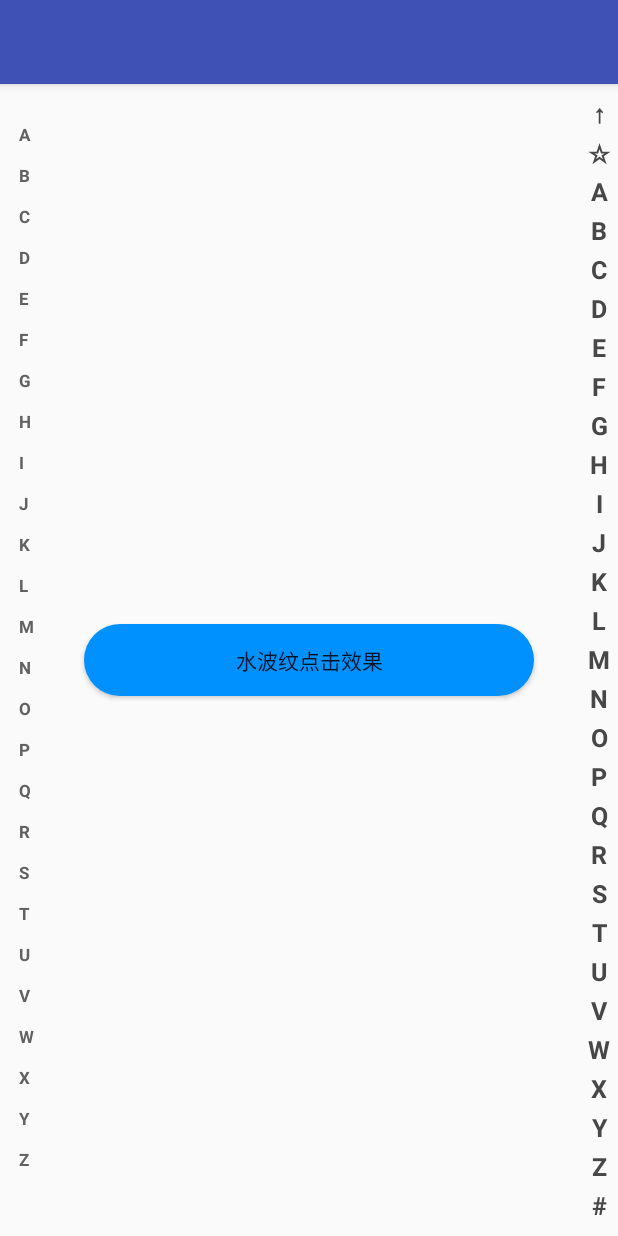
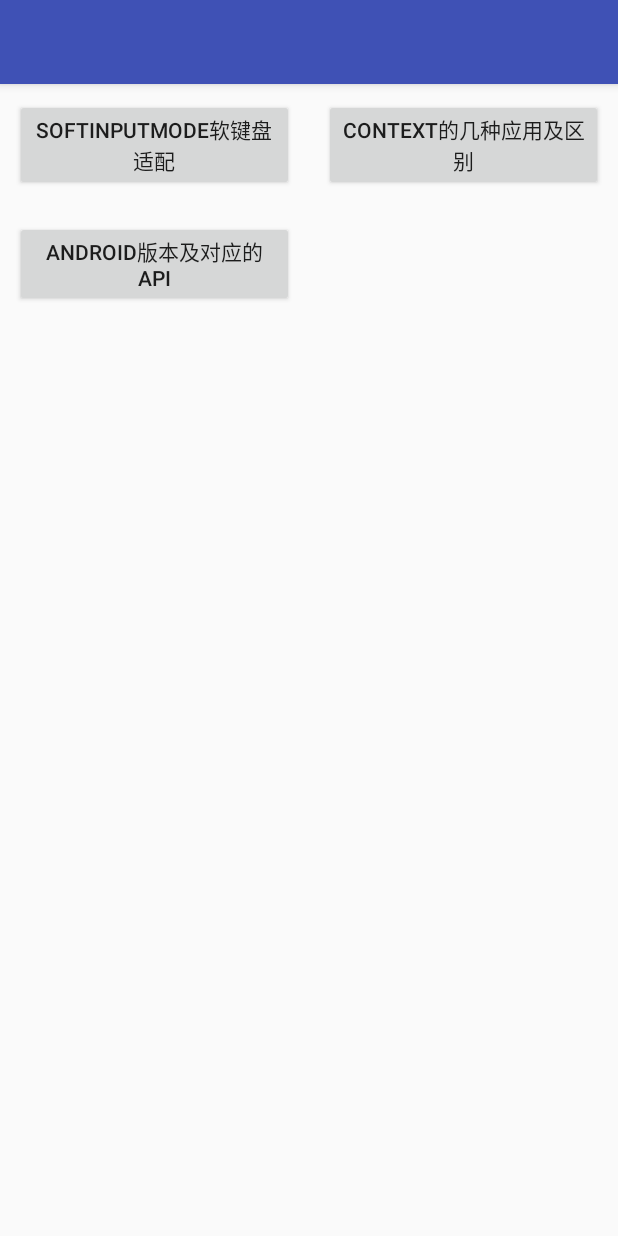
Before and after one commit to dxxs19/WanAndroidKotlin, an Android app: the screen it shows after launch (MainActivity), on a phone screen of 412 x 824 dp. Run offline under Robolectric (Android 15) with nearby library versions, the phone set to English and light mode, and no system bars; our stand-ins replace RxJava; 1 statement that could not run was skipped.

Commit message:
recyclerview

```diff
--- a/app/build.gradle
+++ b/app/build.gradle
@@ -27,7 +27,7 @@ android {
 }
 
 dependencies {
-    implementation fileTree(dir: 'libs', include: ['*.jar'])
+    implementation fileTree(include: ['*.jar'], dir: 'libs')
     implementation 'com.android.support:appcompat-v7:28.0.0-rc02'
     implementation 'com.android.support.constraint:constraint-layout:1.1.3'
     testImplementation 'junit:junit:4.12'
@@ -44,7 +44,8 @@ dependencies {
     api "com.squareup.retrofit2:retrofit:$retrofitVersion"
     api "com.squareup.retrofit2:converter-gson:$retrofitVersion"
     implementation "com.squareup.retrofit2:adapter-rxjava2:$retrofitVersion"
-    implementation "com.squareup.okhttp3:logging-interceptor:3.6.0"
+    implementation 'com.squareup.okhttp3:logging-interceptor:3.6.0'
+    implementation 'com.android.support:recyclerview-v7:28.0.0-rc02'
 }
 repositories {
     mavenCentral()
--- a/app/src/main/java/com/wei/wanandroidkotlin/activity/MainActivity.kt
+++ b/app/src/main/java/com/wei/wanandroidkotlin/activity/MainActivity.kt
@@ -1,49 +1,51 @@
 package com.wei.wanandroidkotlin.activity
 
-import android.app.Activity
-import android.content.Intent
-import android.net.Uri
 import android.os.Bundle
 import android.support.v7.app.AppCompatActivity
-import android.support.v7.widget.AppCompatSeekBar
+import android.support.v7.widget.DefaultItemAnimator
+import android.support.v7.widget.GridLayoutManager
+import android.support.v7.widget.RecyclerView
 import android.util.Log
-import android.widget.Button
-import android.widget.TextView
-import android.widget.Toast
 import com.wei.wanandroidkotlin.R
-import com.wei.wanandroidkotlin.UriUtil
+import com.wei.wanandroidkotlin.common.QuickAdapter
+import com.wei.wanandroidkotlin.model.ButtonBean
 import com.wei.wanandroidkotlin.net.GetRequestApi
 import com.wei.wanandroidkotlin.net.response.Translation1
 import com.wei.wanandroidkotlin.net.response.Translation2
 import com.wei.wanandroidkotlin.net.retrofit.RetrofitHelper
 import com.wei.wanandroidkotlin.rx.RxBus
 import com.wei.wanandroidkotlin.rx.RxOperators
-import com.wei.wanandroidkotlin.widgets.SideBar
 import io.reactivex.Observable
 import io.reactivex.android.schedulers.AndroidSchedulers
 import io.reactivex.schedulers.Schedulers
+import java.util.ArrayList
 
 
-class MainActivity : AppCompatActivity(), SideBar.OnChooseLetterChangedListener, com.wei.wanandroidkotlin.widget.SideBar.OnTouchLetterListener {
+class MainActivity : AppCompatActivity() {
+    companion object {
+        private const val TAG = "MainActivity"
+    }
 
-    private val TAG = "MainActivity"
-    private var contentTv: TextView? = null
-    private var seekBar: AppCompatSeekBar? = null
-    private var etPhone: TextView? = null
-    private var etPass: TextView? = null
-    private var btnLogin: Button? = null
+    private lateinit var recyclerView: RecyclerView
+    private lateinit var buttons: java.util.ArrayList<ButtonBean>
     private val num: Int
         get() = 10
-    private lateinit var sideBar: SideBar
-    private lateinit var kotlinSideBar: com.wei.wanandroidkotlin.widget.SideBar
 
     override fun onCreate(savedInstanceState: Bundle?) {
         super.onCreate(savedInstanceState)
         setContentView(R.layout.activity_main)
         Log.e(TAG, num.toString())
+        initButtons()
         initView()
         textRxBus()
         window.decorView.postDelayed({ test() }, 100L)
+    }
+
+    private fun initButtons() {
+        buttons = ArrayList()
+        buttons.add(ButtonBean(1, "SoftInputMode软键盘适配"))
+        buttons.add(ButtonBean(1, "Context的几种应用及区别"))
+        buttons.add(ButtonBean(1, "Android版本及对应的Api"))
     }
 
     private fun test() {
@@ -105,56 +107,25 @@ class MainActivity : AppCompatActivity(), SideBar.OnChooseLetterChangedListener,
     }
 
     private fun initView() {
-        contentTv = findViewById(R.id.tv_content)
-        contentTv?.setOnClickListener {
-            val intent = Intent(Intent.ACTION_GET_CONTENT)
-            //设置类型，我这里是任意类型，任意后缀的可以这样写。
-            intent.type = "*/*"
-            intent.addCategory(Intent.CATEGORY_OPENABLE)
-            startActivityForResult(intent, 1)
-        }
-//        seekBar = findViewById(R.id.seekBar)
-//        if (Build.VERSION.SDK_INT >= Build.VERSION_CODES.JELLY_BEAN) {
-//            seekBar?.thumb?.setColorFilter(Color.parseColor("#ec6a88"), PorterDuff.Mode.SRC_ATOP)
-//        }
-//        startActivity(Intent(this, UpdateActivity :: class.java))
-        sideBar = findViewById(R.id.sideBar)
-        sideBar.setOnTouchingLetterChangedListener(this)
-
-        kotlinSideBar = findViewById(R.id.kotlin_sideBar)
-//        kotlinSideBar.setSingleHeight(UIUtil.dpToPx(11))
-        kotlinSideBar.setOnTouchLetterChangeListener(this)
+        recyclerView = findViewById(R.id.recyclerView)
+        val gridLayoutManager = GridLayoutManager(this, 2)
+        recyclerView.layoutManager = gridLayoutManager
+        recyclerView.adapter = adapter
+//        recyclerView.addItemDecoration()
+        recyclerView.itemAnimator = DefaultItemAnimator()
     }
 
-    override fun onChooseLetter(s: String?) {
-        Log.e(TAG, s)
-    }
+    private val adapter by lazy {
+        object : QuickAdapter<ButtonBean>(buttons) {
 
-    override fun onNoChooseLetter() {
+            override fun getLayoutId(viewType: Int): Int {
+                return R.layout.item_button
+            }
 
-    }
+            override fun convert(holder: VH, data: ButtonBean, position: Int) {
+                holder.setButtonTxt(R.id.btn, data.text)
+            }
 
-    override fun onTouchLetterChanged(index: Int, s: String, isFocus: Boolean) {
-        val str = index.toString() + ", " + s + ", " + isFocus
-        Log.e(TAG, str)
-    }
-
-    override fun onActivityResult(requestCode: Int, resultCode: Int, data: Intent?) {
-        super.onActivityResult(requestCode, resultCode, data)
-        if (resultCode == Activity.RESULT_OK) {
-            if (requestCode == 1) {
-                val uri = data?.data
-                val size = contentResolver.openInputStream(uri as Uri)?.available()
-                if (size != null) {
-                    if (size > (30 * 1000 * 1000)) {
-                        Toast.makeText(this, "无法发送大于30MB的文件", Toast.LENGTH_SHORT).show()
-                        return
-                    }
-                    val path = UriUtil.getPath(this, uri)
-                    Log.e(TAG, "uri : $uri" + ", path : $path" + ", 文件名 : " + path?.substring(path.lastIndexOf("/") + 1) + ", size = $size")
-                    Log.e(TAG, "realpath : " + UriUtil.getPath(this, uri))
-                }
-            }
         }
     }
 
--- /dev/null
+++ b/app/src/main/kotlin/com.wei.wanandroidkotlin/common/QuickAdapter.kt
@@ -0,0 +1,68 @@
+package com.wei.wanandroidkotlin.common
+
+import android.support.v7.widget.RecyclerView
+import android.util.SparseArray
+import android.view.LayoutInflater
+import android.view.View
+import android.view.ViewGroup
+import android.widget.Button
+import android.widget.TextView
+
+/**
+ * @author XiangWei
+ * @since 2018/10/8
+ */
+abstract class QuickAdapter<T> constructor(private val datas: List<T>) : RecyclerView.Adapter<QuickAdapter.VH>() {
+
+    abstract fun getLayoutId(viewType: Int): Int
+
+    override fun onCreateViewHolder(parent: ViewGroup, viewType: Int): VH {
+        return VH.get(parent, getLayoutId(viewType))
+    }
+
+    override fun onBindViewHolder(holder: VH, position: Int) {
+        convert(holder, datas[position], position)
+    }
+
+    override fun getItemCount(): Int {
+        return datas.size
+    }
+
+    abstract fun convert(holder: VH, data: T, position: Int)
+
+
+    class VH constructor(private val contentView: View) : RecyclerView.ViewHolder(contentView) {
+        private val views: SparseArray<View> = SparseArray()
+
+        companion object {
+            fun get(parent: ViewGroup, layoutId: Int): VH {
+                val convertView = LayoutInflater.from(parent.context).inflate(layoutId, parent, false)
+                return VH(convertView)
+            }
+        }
+
+        private fun <T : View> getView(id: Int): T {
+            var v = views.get(id)
+            if (v == null) {
+                v = contentView.findViewById(id)
+                views.put(id, v)
+            }
+            return v as T
+        }
+
+        fun setText(id: Int, value: String) {
+            val view = getView<View>(id)
+            if (view is TextView) {
+                view.text = value
+            }
+        }
+
+        fun setButtonTxt(id: Int, value: String) {
+            val view = getView<View>(id)
+            if (view is Button) {
+                view.text = value
+            }
+        }
+    }
+
+}
--- /dev/null
+++ b/app/src/main/kotlin/com.wei.wanandroidkotlin/common/Test.kt
@@ -0,0 +1,44 @@
+package com.wei.wanandroidkotlin.common
+
+import android.support.v7.widget.RecyclerView
+import android.util.SparseArray
+import android.view.LayoutInflater
+import android.view.View
+import android.view.ViewGroup
+import android.widget.TextView
+
+/**
+ * @author XiangWei
+ * @since 2018/10/8
+ */
+internal class Test {
+    internal class VH private constructor(private val mConvertView: View) : RecyclerView.ViewHolder(mConvertView) {
+        private val mViews: SparseArray<View>
+
+        init {
+            mViews = SparseArray()
+        }
+
+        fun <T : View> getView(id: Int): T {
+            var v = mViews.get(id)
+            if (v == null) {
+                v = mConvertView.findViewById<View>(id)
+                mViews.put(id, v)
+            }
+            return v as T
+        }
+
+        fun setText(id: Int, value: String) {
+            val view = getView<TextView>(id)
+            view.setText(value)
+        }
+
+        companion object {
+
+            operator fun get(parent: ViewGroup, layoutId: Int): VH {
+                val convertView = LayoutInflater.from(parent.context).inflate(layoutId, parent, false)
+                return VH(convertView)
+            }
+        }
+    }
+}
--- /dev/null
+++ b/app/src/main/kotlin/com.wei.wanandroidkotlin/model/ButtonBean.kt
@@ -0,0 +1,8 @@
+package com.wei.wanandroidkotlin.model
+
+
+/**
+ * @author XiangWei
+ * @since 2018/10/8
+ */
+data class ButtonBean(val type: Int, val text: String)
--- a/app/src/main/res/layout/activity_main.xml
+++ b/app/src/main/res/layout/activity_main.xml
@@ -1,112 +1,13 @@
 <?xml version="1.0" encoding="utf-8"?>
-<android.support.constraint.ConstraintLayout xmlns:android="http://schemas.android.com/apk/res/android"
-    xmlns:app="http://schemas.android.com/apk/res-auto"
-    xmlns:tools="http://schemas.android.com/tools"
+<LinearLayout
+    xmlns:android="http://schemas.android.com/apk/res/android"
     android:layout_width="match_parent"
-    android:layout_height="match_parent"
-    tools:context=".activity.MainActivity">
-
-    <LinearLayout
-        android:layout_width="match_parent"
-        android:layout_height="wrap_content"
-        android:orientation="vertical"
-        android:visibility="gone"
-        app:layout_constraintBottom_toBottomOf="parent"
-        app:layout_constraintLeft_toLeftOf="parent"
-        app:layout_constraintRight_toRightOf="parent"
-        app:layout_constraintTop_toTopOf="parent">
-
-        <EditText
-            android:id="@+id/et_phone"
-            android:layout_width="300dp"
-            android:layout_height="wrap_content"
-            android:hint="请输入手机号"
-            android:inputType="number"
-            android:padding="10dp" />
-
-        <EditText
-            android:id="@+id/et_pass"
-            android:layout_width="300dp"
-            android:layout_height="wrap_content"
-            android:hint="请输入密码"
-            android:inputType="numberPassword"
-            android:padding="10dp" />
-
-        <Button
-            android:id="@+id/btn_login"
-            android:layout_width="100dp"
-            android:layout_height="wrap_content"
-            android:enabled="false"
-            android:padding="10dp"
-            android:text="登录" />
-    </LinearLayout>
-
-    <TextView
-        android:id="@+id/tv_content"
-        android:layout_width="wrap_content"
-        android:layout_height="wrap_content"
-        android:text="选择文件"
-        android:visibility="visible"
-        app:layout_constraintBottom_toBottomOf="parent"
-        app:layout_constraintLeft_toLeftOf="parent"
-        app:layout_constraintRight_toRightOf="parent"
-        app:layout_constraintTop_toTopOf="parent" />
-
-    <android.support.v7.widget.AppCompatSeekBar
-        android:id="@+id/seekBar"
-        android:layout_width="match_parent"
-        android:layout_height="5dp"
-        android:visibility="gone"
-        app:layout_constraintBottom_toBottomOf="parent"
-        app:layout_constraintLeft_toLeftOf="parent"
-        app:layout_constraintRight_toRightOf="parent"
-        app:layout_constraintTop_toTopOf="parent" />
-
-    <com.wei.wanandroidkotlin.widgets.GridPasswordView
-        android:id="@+id/pswView"
-        android:layout_width="300dp"
-        android:layout_height="50dp"
-        android:visibility="gone"
-        app:gpvGridColor="#ffffff"
-        app:gpvLineColor="#a4a9bd"
-        app:gpvLineWidth="1dp"
-        app:gpvPasswordLength="6"
-        app:gpvPasswordTransformation="*"
-        app:gpvPasswordType="numberPassword"
-        app:gpvTextColor="#2196F3"
-        app:gpvTextSize="25sp"
-        app:layout_constraintBottom_toBottomOf="parent"
-        app:layout_constraintLeft_toLeftOf="parent"
-        app:layout_constraintRight_toRightOf="parent"
-        app:layout_constraintTop_toTopOf="parent" />
-
-    <Button
-        android:layout_width="300dp"
-        android:layout_height="48dp"
-        android:background="@drawable/selector_ripple"
-        android:text="水波纹点击效果"
-        app:layout_constraintBottom_toBottomOf="parent"
-        app:layout_constraintLeft_toLeftOf="parent"
-        app:layout_constraintRight_toRightOf="parent"
-        app:layout_constraintTop_toTopOf="parent" />
-
-    <RelativeLayout
-        android:layout_width="25dp"
-        android:layout_height="match_parent"
-        app:layout_constraintLeft_toLeftOf="parent">
-
-        <com.wei.wanandroidkotlin.widget.SideBar
-            android:id="@+id/kotlin_sideBar"
-            android:layout_marginTop="50dp"
-            android:layout_width="25dp"
-            android:layout_centerVertical="true"
-            android:layout_height="wrap_content"/>
-    </RelativeLayout>
+    android:layout_height="match_parent">
 
 
-    <com.wei.wanandroidkotlin.widgets.SideBar
-        android:id="@+id/sideBar"
-        android:layout_width="25dp"
-        android:layout_height="match_parent"
-        app:layout_constraintRight_toRightOf="parent" />
-</android.support.constraint.ConstraintLayout>
+    <android.support.v7.widget.RecyclerView
+        android:id="@+id/recyclerView"
+        android:layout_width="match_parent"
+        android:layout_height="match_parent"/>
+
+</LinearLayout>
--- /dev/null
+++ b/app/src/main/res/layout/item_button.xml
@@ -0,0 +1,8 @@
+<?xml version="1.0" encoding="utf-8"?>
+<Button xmlns:android="http://schemas.android.com/apk/res/android"
+    android:id="@+id/btn"
+    android:layout_width="match_parent"
+    android:layout_height="wrap_content"
+    android:layout_margin="10dp">
+
+</Button>
```
